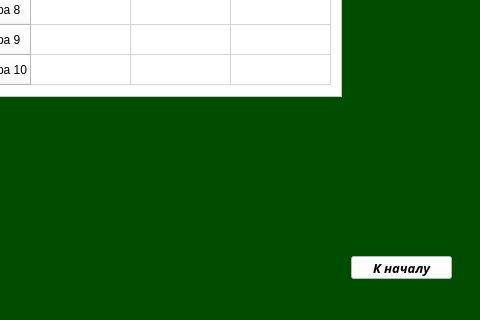
The window that internal/ooi/leedeerbhoord.ui (Tikhon2783/yandex-liceum-QT-project) describes before a commit, drawn with Qt 5; both pictures show x 139 to 619 and y 414 to 734 of the 619 by 734 pixel window.
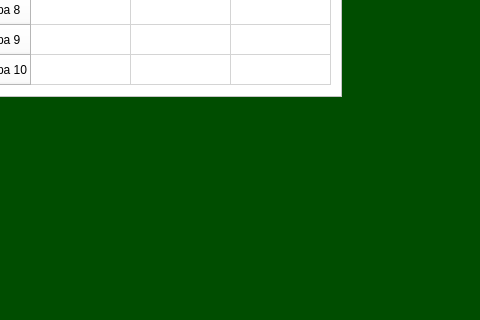
The same window after the commit.

What changed in the file:
```diff
--- a/internal/ooi/leedeerbhoord.ui
+++ b/internal/ooi/leedeerbhoord.ui
@@ -144,31 +144,6 @@
      <string>                 Таблица рекордов</string>
     </property>
    </widget>
-   <widget class="QPushButton" name="to_start">
-    <property name="geometry">
-     <rect>
-      <x>490</x>
-      <y>670</y>
-      <width>101</width>
-      <height>23</height>
-     </rect>
-    </property>
-    <property name="font">
-     <font>
-      <family>Noto Serif Cond</family>
-      <pointsize>10</pointsize>
-      <weight>75</weight>
-      <italic>true</italic>
-      <bold>true</bold>
-     </font>
-    </property>
-    <property name="styleSheet">
-     <string notr="true">background-color: rgb(255, 255, 255);</string>
-    </property>
-    <property name="text">
-     <string>К началу</string>
-    </property>
-   </widget>
   </widget>
   <widget class="QMenuBar" name="menubar">
    <property name="geometry">
```
Left out of the diff: 8 changed lines with no effect on the pictures.
